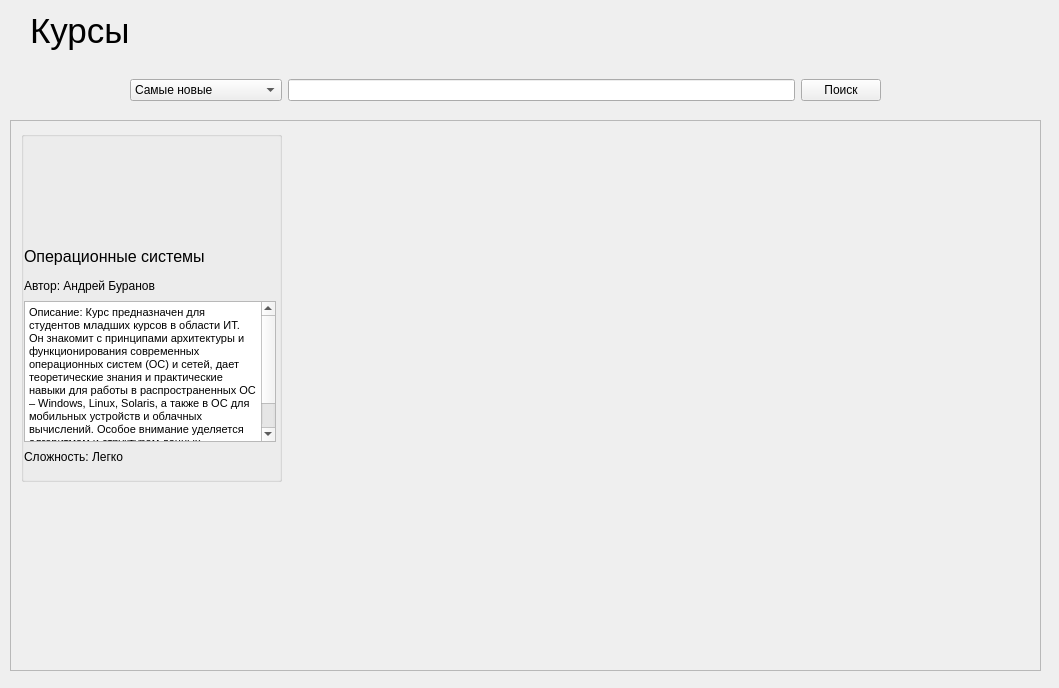
This is Yandex_lyceum/Python/PyQt_Projects/Gnosi/UI/Виджет курсов.ui in grigoriy-st/YandexLyceum as Qt 5 draws it before an edit. The edited form follows.
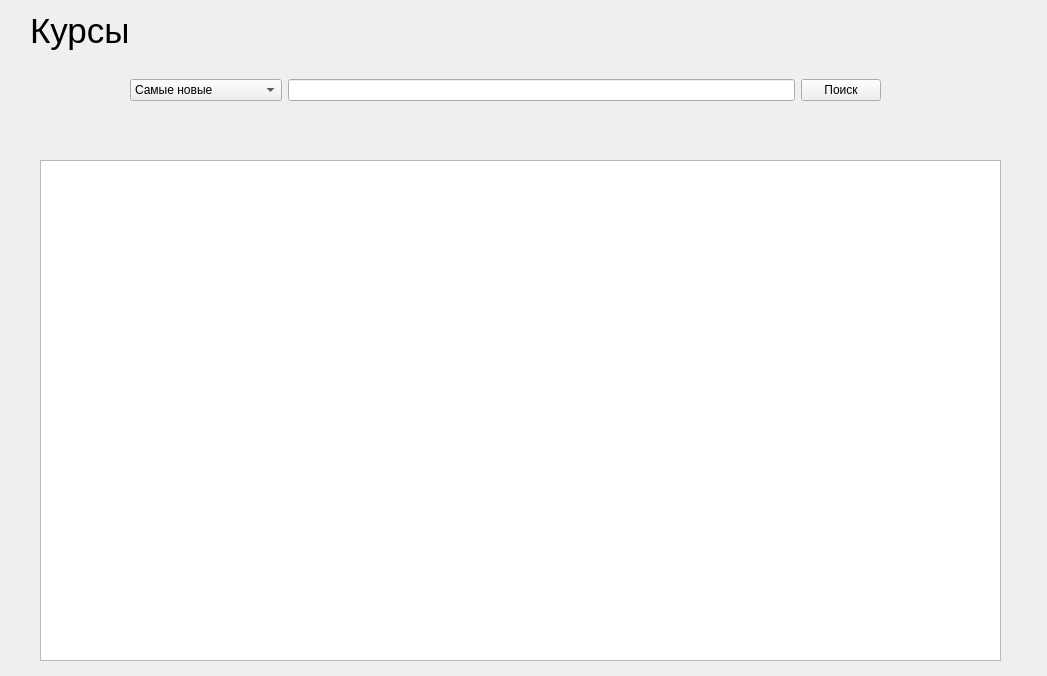
This is the edited form. Icons and pictures are not drawn.

The edit to the form file:
```diff
--- a/Yandex_lyceum/Python/PyQt_Projects/Gnosi/UI/Виджет курсов.ui
+++ b/Yandex_lyceum/Python/PyQt_Projects/Gnosi/UI/Виджет курсов.ui
@@ -6,8 +6,8 @@
    <rect>
     <x>0</x>
     <y>0</y>
-    <width>1059</width>
-    <height>688</height>
+    <width>1047</width>
+    <height>676</height>
    </rect>
   </property>
   <property name="windowTitle">
@@ -95,155 +95,15 @@
     </item>
    </layout>
   </widget>
-  <widget class="QScrollArea" name="scrollArea">
+  <widget class="QTableView" name="tableView">
    <property name="geometry">
     <rect>
-     <x>10</x>
-     <y>120</y>
-     <width>1031</width>
-     <height>551</height>
+     <x>40</x>
+     <y>160</y>
+     <width>961</width>
+     <height>501</height>
     </rect>
    </property>
-   <property name="styleSheet">
-    <string notr="true">-webkit-box-shadow: 0px 5px 10px 2px rgba(34, 60, 80, 0.2);
--moz-box-shadow: 0px 5px 10px 2px rgba(34, 60, 80, 0.2);
-box-shadow: 0px 5px 10px 2px rgba(34, 60, 80, 0.2);</string>
-   </property>
-   <property name="widgetResizable">
-    <bool>true</bool>
-   </property>
-   <widget class="QWidget" name="scrollAreaWidgetContents">
-    <property name="geometry">
-     <rect>
-      <x>0</x>
-      <y>0</y>
-      <width>1029</width>
-      <height>549</height>
-     </rect>
-    </property>
-    <widget class="QGroupBox" name="groupBox">
-     <property name="geometry">
-      <rect>
-       <x>10</x>
-       <y>10</y>
-       <width>261</width>
-       <height>351</height>
-      </rect>
-     </property>
-     <property name="title">
-      <string/>
-     </property>
-     <widget class="QWidget" name="verticalLayoutWidget">
-      <property name="geometry">
-       <rect>
-        <x>3</x>
-        <y>10</y>
-        <width>252</width>
-        <height>331</height>
-       </rect>
-      </property>
-      <layout class="QVBoxLayout" name="verticalLayout">
-       <property name="spacing">
-        <number>0</number>
-       </property>
-       <item>
-        <widget class="QLabel" name="label_5">
-         <property name="sizePolicy">
-          <sizepolicy hsizetype="Expanding" vsizetype="Preferred">
-           <horstretch>0</horstretch>
-           <verstretch>0</verstretch>
-          </sizepolicy>
-         </property>
-         <property name="minimumSize">
-          <size>
-           <width>240</width>
-           <height>100</height>
-          </size>
-         </property>
-         <property name="maximumSize">
-          <size>
-           <width>245</width>
-           <height>100</height>
-          </size>
-         </property>
-         <property name="text">
-          <string/>
-         </property>
-         <property name="textFormat">
-          <enum>Qt::AutoText</enum>
-         </property>
-         <property name="pixmap">
-          <pixmap>icons/photo course.jpg</pixmap>
-         </property>
-         <property name="scaledContents">
-          <bool>true</bool>
-         </property>
-         <property name="wordWrap">
-          <bool>false</bool>
-         </property>
-        </widget>
-       </item>
-       <item>
-        <widget class="QLabel" name="label_2">
-         <property name="minimumSize">
-          <size>
-           <width>0</width>
-           <height>30</height>
-          </size>
-         </property>
-         <property name="font">
-          <font>
-           <pointsize>12</pointsize>
-           <weight>50</weight>
-           <bold>false</bold>
-          </font>
-         </property>
-         <property name="text">
-          <string>Операционные системы</string>
-         </property>
-        </widget>
-       </item>
-       <item>
-        <widget class="QLabel" name="label_3">
-         <property name="minimumSize">
-          <size>
-           <width>0</width>
-           <height>30</height>
-          </size>
-         </property>
-         <property name="text">
-          <string>Автор: Андрей Буранов</string>
-         </property>
-        </widget>
-       </item>
-       <item>
-        <widget class="QTextBrowser" name="textBrowser">
-         <property name="html">
-          <string>&lt;!DOCTYPE HTML PUBLIC &quot;-//W3C//DTD HTML 4.0//EN&quot; &quot;http://www.w3.org/TR/REC-html40/strict.dtd&quot;&gt;
-&lt;html&gt;&lt;head&gt;&lt;meta name=&quot;qrichtext&quot; content=&quot;1&quot; /&gt;&lt;style type=&quot;text/css&quot;&gt;
-p, li { white-space: pre-wrap; }
-&lt;/style&gt;&lt;/head&gt;&lt;body style=&quot; font-family:'MS Shell Dlg 2'; font-size:8.25pt; font-weight:400; font-style:normal;&quot;&gt;
-&lt;p style=&quot; margin-top:0px; margin-bottom:0px; margin-left:0px; margin-right:0px; -qt-block-indent:0; text-indent:0px;&quot;&gt;Описание: Курс предназначен для студентов младших курсов в области ИТ. Он знакомит с принципами архитектуры и функционирования современных операционных систем (ОС) и сетей, дает теоретические знания и практические навыки для работы в распространенных ОС – Windows, Linux, Solaris, а также в ОС для мобильных устройств и облачных вычислений. Особое внимание уделяется алгоритмам и структурам данных, используемым в ОС, их надежности и безопасности.&lt;/p&gt;&lt;/body&gt;&lt;/html&gt;</string>
-         </property>
-        </widget>
-       </item>
-       <item>
-        <widget class="QLabel" name="label_4">
-         <property name="minimumSize">
-          <size>
-           <width>0</width>
-           <height>30</height>
-          </size>
-         </property>
-         <property name="text">
-          <string>Сложность: Легко</string>
-         </property>
-        </widget>
-       </item>
-      </layout>
-     </widget>
-    </widget>
-   </widget>
   </widget>
  </widget>
  <resources/>
```
